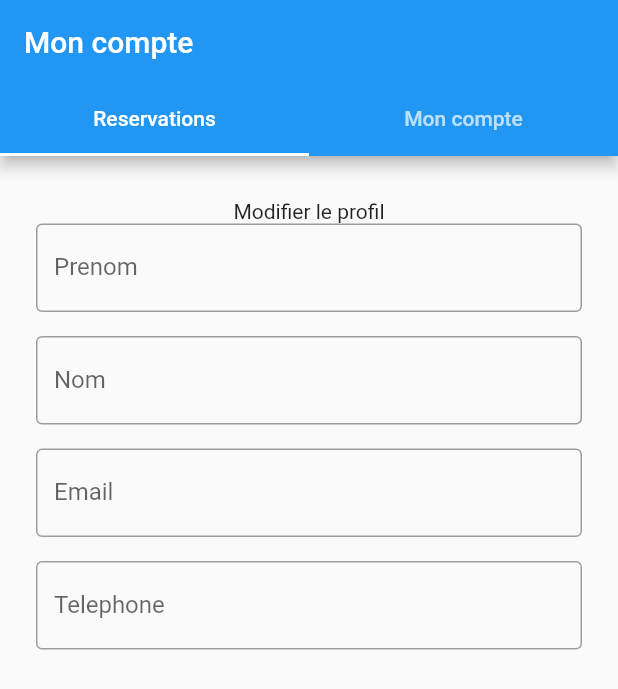
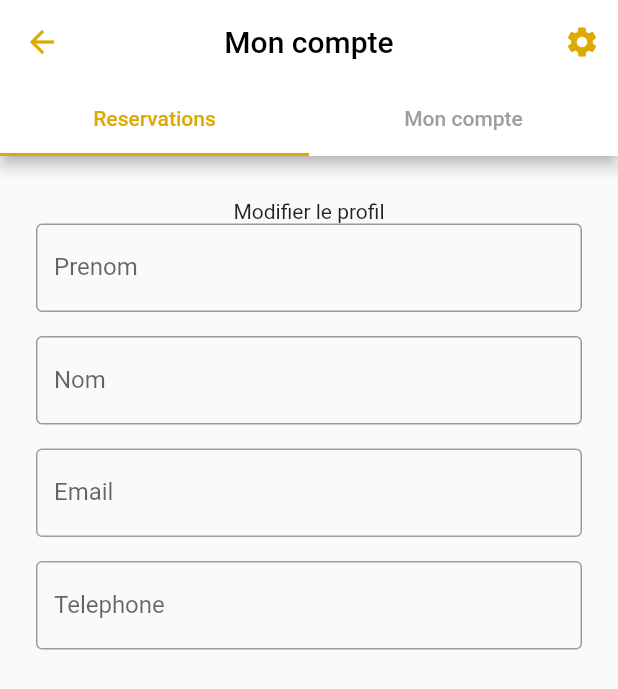
Before and after one commit to therealfals/flutter_nativys, a Flutter app: the screen it shows after launch, item 2 of the bottom bar chosen, on a phone screen of 412 x 824 dp. Shown: the top 689 px of the screen. Run offline on Flutter 3.47's test engine with Material 2 defaults, Android fonts, the phone set to English and light mode, and no system bars; our stand-ins replace dio, simple_animations; missing offline and left inert: flutter_session.

```diff
--- a/lib/my_account.dart
+++ b/lib/my_account.dart
@@ -165,14 +165,35 @@ class MyAccountState extends State<MyAccount> {
         length: 2,
         child: Scaffold(
           appBar: AppBar(
+            backgroundColor: Colors.white,
+            centerTitle: true,
             bottom: TabBar(
+              indicatorColor: Color(0xffDEA900),
+              labelColor: Color(0xffDEA900),
+              unselectedLabelColor: Colors.grey,
               tabs: [
-                Tab(child:Text('Reservations')),
+                Tab(child:Text('Reservations' ,),),
                 Tab(child:Text('Mon compte')),
               ],
             ),
-            title: Text('Mon compte',textAlign: TextAlign.center,),
-
+            title: Text('Mon compte',style: TextStyle(color: Colors.black),),
+            leading: IconButton(
+    icon: Icon(
+    Icons.arrow_back,
+    color: Color(0xffDEA900) ,
+    ),
+    ),
+            actions: <Widget>[
+              IconButton(
+                icon: Icon(
+                  Icons.settings,
+                  color: Color(0xffDEA900),
+                ),
+                onPressed: () {
+                  // do something
+                },
+              ),
+            ],
           ),
           body: TabBarView(
             children: [
@@ -209,7 +230,10 @@ class MyAccountState extends State<MyAccount> {
                      Column(
                          children:[
                            Container(
-                               child: Text('Modifier le profil',textAlign: TextAlign.left,)),
+                               child: Align(
+                                   alignment: Alignment.centerLeft,
+                                   child: Text('Modifier le profil', style: TextStyle(fontSize: 18),))),
+                           Padding(padding: EdgeInsets.all(8.0)),
                            _buildPrenom(),
                            Padding(padding: EdgeInsets.all(8.0)),
                            _buildNom(),
@@ -218,11 +242,19 @@ class MyAccountState extends State<MyAccount> {
                            _buildEmail(),
                            Padding(padding: EdgeInsets.all(8.0)),
                            _buildTelephone(),
-                           Text('Mes cartes enregistrées'),
+                           Padding(padding: EdgeInsets.all(8.0)),
+
+                           Align(
+                               alignment: Alignment.centerLeft,
+                               child: Text('Mes cartes enregistrées',style: TextStyle(fontSize: 18))),
                            Padding(padding: EdgeInsets.all(8.0)),
                            _buildTelephone(),
                            Padding(padding: EdgeInsets.all(8.0)),
-                           Text('Mot de passe'),
+                           Align(
+                               alignment: Alignment.centerLeft,
+                               child: Text('Mot de passe',style: TextStyle(fontSize: 18))),
+                           Padding(padding: EdgeInsets.all(8.0)),
+
                            _buildPassword(),
                            Padding(padding: EdgeInsets.all(8.0)),
 
@@ -261,7 +293,7 @@ class MyAccountState extends State<MyAccount> {
                                },
                                color: Colors.white,
                                shape: RoundedRectangleBorder(
-                                   borderRadius: new BorderRadius.circular(10.0),side: BorderSide(color: Colors.red)),
+                                   borderRadius: new BorderRadius.circular(10.0),side: BorderSide(color: Color(0xffDEB144))),
                                child: Text(
                                  "Deconnexion",
                                  style: TextStyle(fontSize: 16, color: Colors.black),
```
